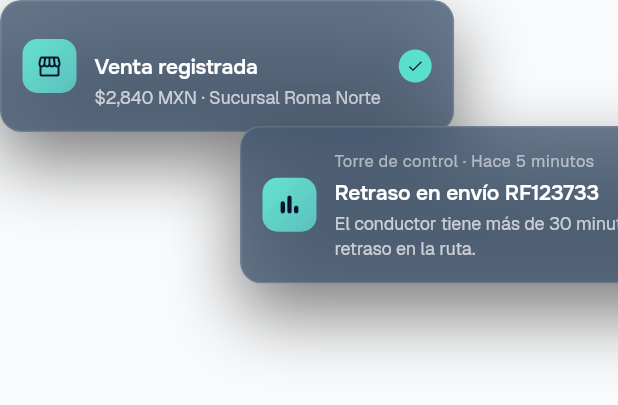
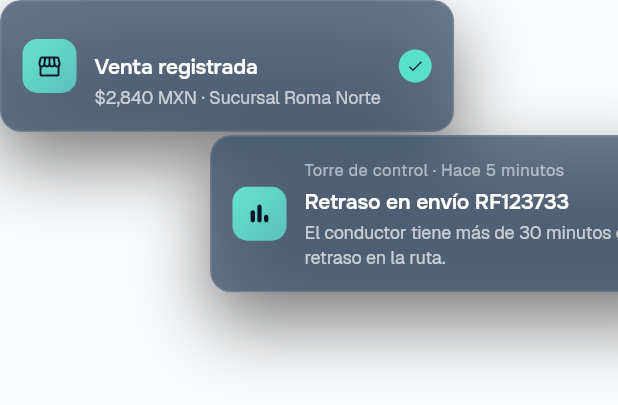
Before and after one commit to jomikohn8/conectamos-platform, a Flutter app: the _NotifCluster widget shown alone on an empty page, opened directly, on a phone screen of 412 x 824 dp. Shown: the top 405 px of the screen. Run offline on Flutter 3.47's test engine with Material 3 defaults, Android fonts, the phone set to English and light mode, and no system bars; our stand-ins replace dio, file_picker, flutter_riverpod, flutter_svg, go_router, google_fonts and 1 more; missing offline and left inert: dart:html, dart:ui_web, desktop_drop; accounts and stored records are empty; network calls fail.

Commit message:
Fix hero title line breaks, notif card layout, and double border on fields
- Hero title splits into 3 lines with \n after 'en'
- NotifCluster height 200→260, second card top/left adjusted
- AuthField: replace InputDecoration.collapsed with explicit InputBorder.none on all states to eliminate browser focus ring on web

Co-Authored-By: Claude Sonnet 4.6 <noreply@anthropic.com>

```diff
--- a/lib/features/auth/auth_shared.dart
+++ b/lib/features/auth/auth_shared.dart
@@ -422,13 +422,20 @@ class _AuthFieldState extends State<AuthField> {
                     color: Color(0xFF0B132B),
                     letterSpacing: -0.1,
                   ),
-                  decoration: InputDecoration.collapsed(
+                  decoration: InputDecoration(
                     hintText: widget.placeholder,
                     hintStyle: const TextStyle(
                       fontFamily: 'Geist',
                       fontSize: 14,
                       color: Color(0xFFA9B1BC),
                     ),
+                    border: InputBorder.none,
+                    enabledBorder: InputBorder.none,
+                    focusedBorder: InputBorder.none,
+                    errorBorder: InputBorder.none,
+                    focusedErrorBorder: InputBorder.none,
+                    isDense: true,
+                    contentPadding: EdgeInsets.zero,
                   ),
                 ),
               ),
--- a/lib/features/auth/login_screen.dart
+++ b/lib/features/auth/login_screen.dart
@@ -164,7 +164,7 @@ class _LoginScreenState extends ConsumerState<LoginScreen> {
               ),
               children: [
                 TextSpan(
-                  text: 'Tu operación en tiempo real,\n',
+                  text: 'Tu operación en\ntiempo real,\n',
                   style: TextStyle(color: Colors.white),
                 ),
                 TextSpan(
@@ -414,7 +414,7 @@ class _NotifClusterState extends State<_NotifCluster>
   @override
   Widget build(BuildContext context) {
     return SizedBox(
-      height: 200,
+      height: 260,
       child: Stack(
         clipBehavior: Clip.none,
         children: [
@@ -439,7 +439,7 @@ class _NotifClusterState extends State<_NotifCluster>
 
           // Card 2 — "Torre de control"
           Positioned(
-            top: 84, left: 160,
+            top: 90, left: 140,
             child: AnimatedBuilder(
               animation: _a2,
               builder: (_, child) => Opacity(
```
